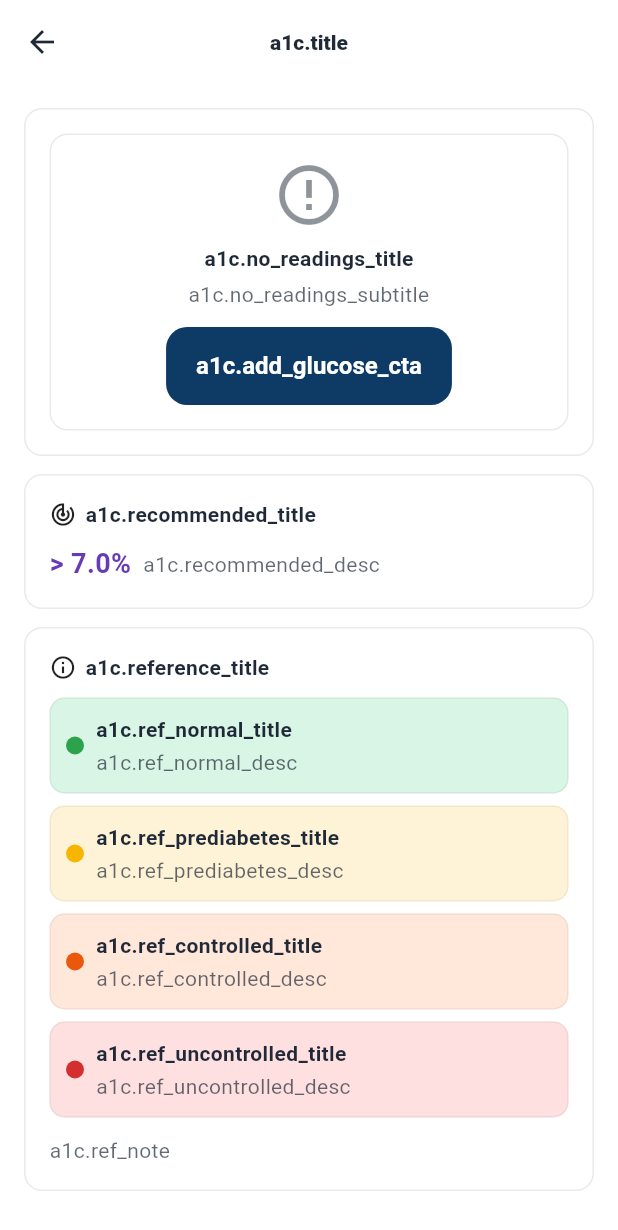
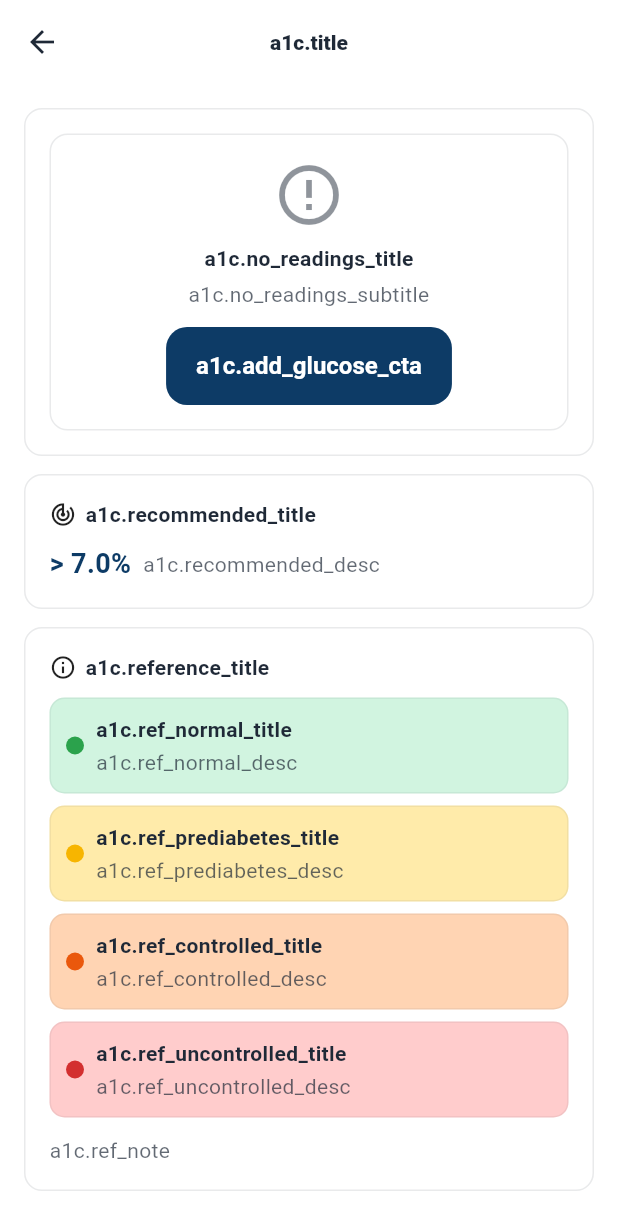
Before and after one commit to mariam2001106/mys-SugaryApp, a Flutter app: the A1CCalculatorScreen screen opened by its route, on a phone screen of 412 x 824 dp. Shown: the top 1230 px of the screen. Run offline on Flutter 3.47's test engine with Material 3 defaults, Android fonts, the phone set to English and light mode, and no system bars; our stand-ins replace cloud_firestore, easy_localization, firebase_auth, firebase_core, fl_chart, flutter_local_notifications and 2 more; accounts and stored records are empty.

Commit message:
Fix low-contrast backgrounds in A1C calculator for better readability
Co-authored-by: mariam2001106 <217643798+mariam2001106@users.noreply.github.com>

```diff
--- a/lib/screens/trends/a1c_calculator_screen.dart
+++ b/lib/screens/trends/a1c_calculator_screen.dart
@@ -148,7 +148,7 @@ class _A1CCalculatorScreenState extends State<A1CCalculatorScreen> {
                               Text(
                                 '> 7.0%',
                                 style: TextStyle(
-                                  color: Colors.deepPurple,
+                                  color: Theme.of(context).colorScheme.primary,
                                   fontSize: 18,
                                   fontWeight: FontWeight.w700,
                                 ),
@@ -191,7 +191,9 @@ class _A1CCalculatorScreenState extends State<A1CCalculatorScreen> {
                           const SizedBox(height: 10),
                           _refRow(
                             cs,
-                            color: const Color(0xFFD9F5E5),
+                            color: Theme.of(context).brightness == Brightness.dark
+                                ? const Color(0xFF1B4332)  // Darker green for dark mode
+                                : const Color(0xFFD1F4E0),  // Slightly darker/more saturated green for light mode
                             dot: const Color(0xFF2BA24C),
                             title: 'a1c.ref_normal_title'.tr(),
                             desc: 'a1c.ref_normal_desc'.tr(),
@@ -199,7 +201,9 @@ class _A1CCalculatorScreenState extends State<A1CCalculatorScreen> {
                           const SizedBox(height: 8),
                           _refRow(
                             cs,
-                            color: const Color(0xFFFFF3D7),
+                            color: Theme.of(context).brightness == Brightness.dark
+                                ? const Color(0xFF4A3800)  // Darker yellow for dark mode
+                                : const Color(0xFFFFEBAA),  // More saturated yellow for light mode
                             dot: const Color(0xFFF7B500),
                             title: 'a1c.ref_prediabetes_title'.tr(),
                             desc: 'a1c.ref_prediabetes_desc'.tr(),
@@ -207,7 +211,9 @@ class _A1CCalculatorScreenState extends State<A1CCalculatorScreen> {
                           const SizedBox(height: 8),
                           _refRow(
                             cs,
-                            color: const Color(0xFFFFE7DA),
+                            color: Theme.of(context).brightness == Brightness.dark
+                                ? const Color(0xFF4A2A1A)  // Darker orange for dark mode
+                                : const Color(0xFFFFD4B3),  // More saturated orange for light mode
                             dot: const Color(0xFFEA580C),
                             title: 'a1c.ref_controlled_title'.tr(),
                             desc: 'a1c.ref_controlled_desc'.tr(),
@@ -215,7 +221,9 @@ class _A1CCalculatorScreenState extends State<A1CCalculatorScreen> {
                           const SizedBox(height: 8),
                           _refRow(
                             cs,
-                            color: const Color(0xFFFFE0E0),
+                            color: Theme.of(context).brightness == Brightness.dark
+                                ? const Color(0xFF4A1A1A)  // Darker red for dark mode
+                                : const Color(0xFFFFCCCC),  // More saturated red for light mode
                             dot: const Color(0xFFD32F2F),
                             title: 'a1c.ref_uncontrolled_title'.tr(),
                             desc: 'a1c.ref_uncontrolled_desc'.tr(),
```
